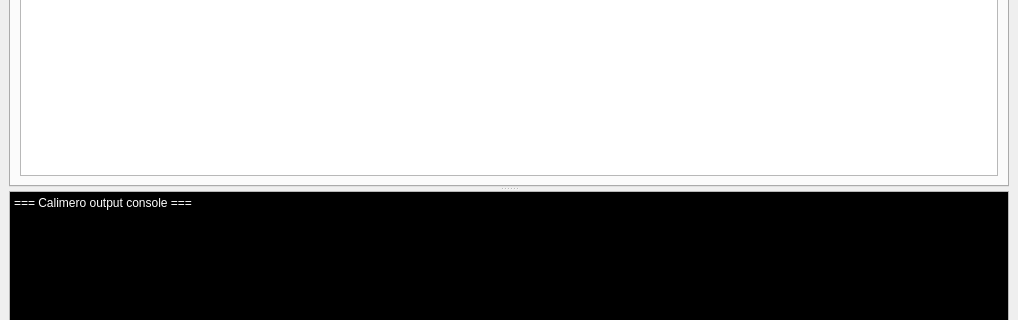
Old version of the form src/gui/mainwindow.ui in the repository iut-ibk/Calimero; both pictures show x 0 to 1018 and y 277 to 597 of the 1018 by 725 pixel window.
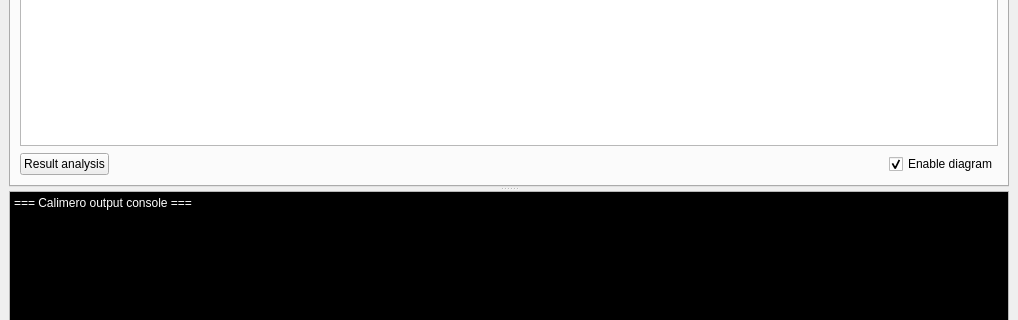
New version of the form. The open tabs and pages were chosen to show the change. Custom widgets are drawn as their Qt base class.

Commit message: add result analysis

```diff
--- a/src/gui/mainwindow.ui
+++ b/src/gui/mainwindow.ui
@@ -1311,8 +1311,8 @@
         <attribute name="title">
          <string>Results</string>
         </attribute>
-        <layout class="QGridLayout" name="gridLayout_12">
-         <item row="0" column="0">
+        <layout class="QGridLayout" name="gridLayout_10">
+         <item row="0" column="0" colspan="3">
           <widget class="DiagramGui" name="diagram_widget">
            <property name="sizePolicy">
             <sizepolicy hsizetype="Expanding" vsizetype="Expanding">
@@ -1331,6 +1331,36 @@
            </property>
           </widget>
          </item>
+         <item row="2" column="1">
+          <spacer name="horizontalSpacer_12">
+           <property name="orientation">
+            <enum>Qt::Horizontal</enum>
+           </property>
+           <property name="sizeHint" stdset="0">
+            <size>
+             <width>716</width>
+             <height>24</height>
+            </size>
+           </property>
+          </spacer>
+         </item>
+         <item row="2" column="2">
+          <widget class="QCheckBox" name="enableddiagram">
+           <property name="text">
+            <string>Enable diagram</string>
+           </property>
+           <property name="checked">
+            <bool>true</bool>
+           </property>
+          </widget>
+         </item>
+         <item row="2" column="0">
+          <widget class="QPushButton" name="resulthandler">
+           <property name="text">
+            <string>Result analysis</string>
+           </property>
+          </widget>
+         </item>
         </layout>
        </widget>
       </widget>
```
The commit also changes 21 other files.
